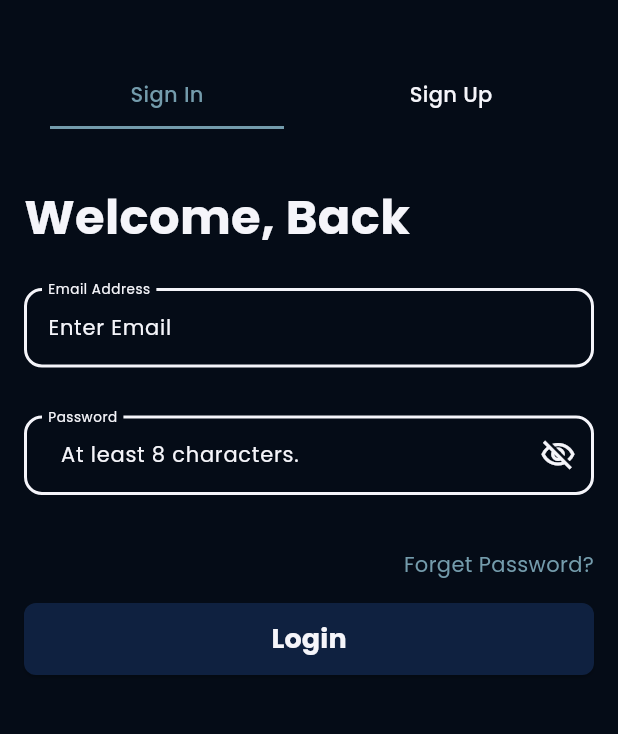
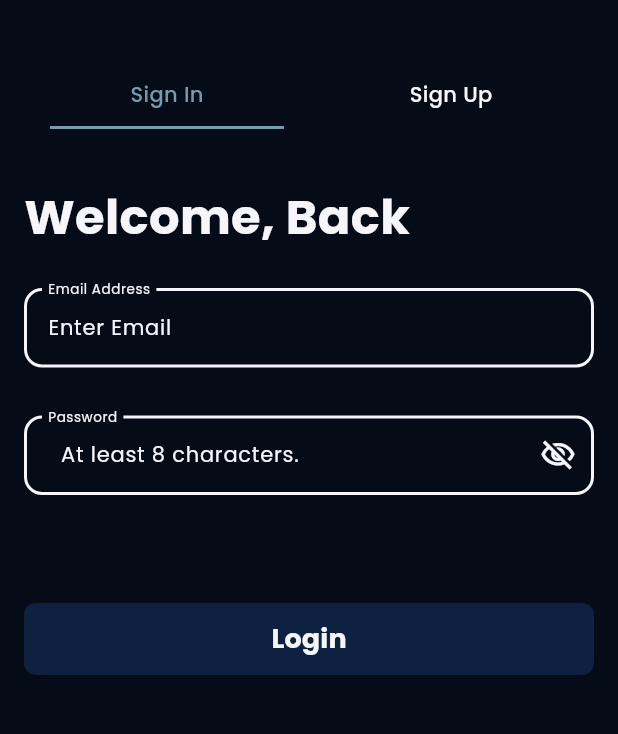
Before and after one commit to 3Lance/smolstock, a Flutter app: the screen it shows after launch, on a phone screen of 412 x 824 dp, the part 99-833 px from its top. Run offline on Flutter 3.47's test engine with Material 3 defaults, Android fonts, the light colour scheme and no system bars; our stand-ins replace cached_network_image, firebase_core, firebase_dynamic_links, flutter_countdown_timer, flutter_native_splash, flutter_riverpod and 8 more; accounts and stored records are empty.

Commit message:
sguisciato il forget password

```diff
--- a/app/frontend/lib/Screens/Utilities/Widgets/forget_password_button.dart
+++ b/app/frontend/lib/Screens/Utilities/Widgets/forget_password_button.dart
@@ -19,7 +19,7 @@ class ForgetPasswordButton extends StatelessWidget {
           alignment: Alignment.centerRight,
           child: Text(
             "Forget Password?",
-            style: labelLarge(fontColor: Palette.primaryColor),
+            style: labelLarge(fontColor: Palette.secondaryBlackColor),
           ),
         ),
       ),
```
